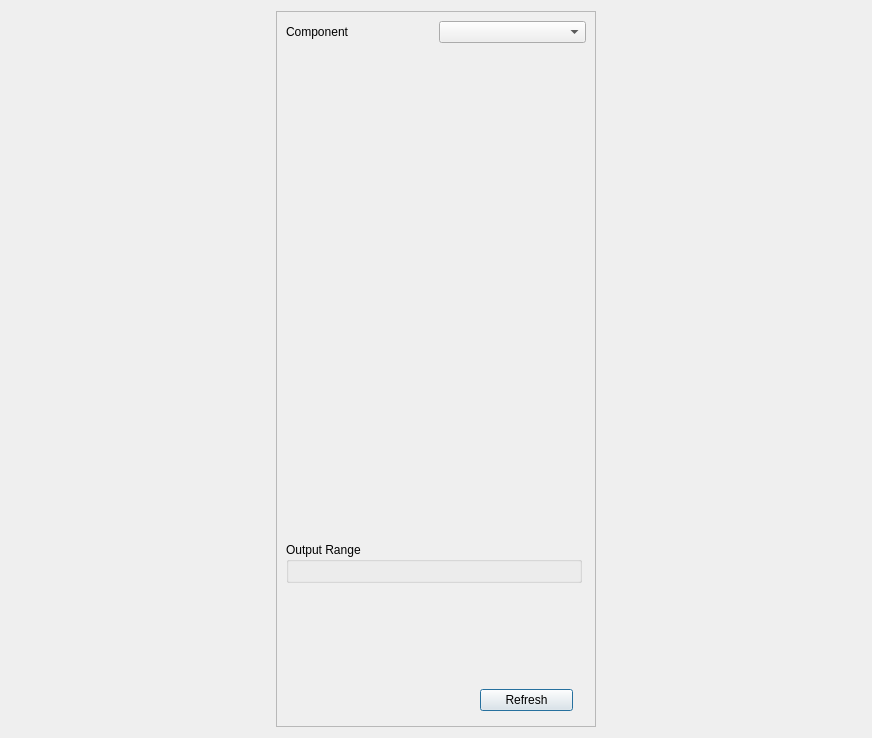
First picture: the form in SciDataTool/GUI/DDataPlotter/DDataPlotter.ui, repository Eomys/SciDataTool, before the edit.
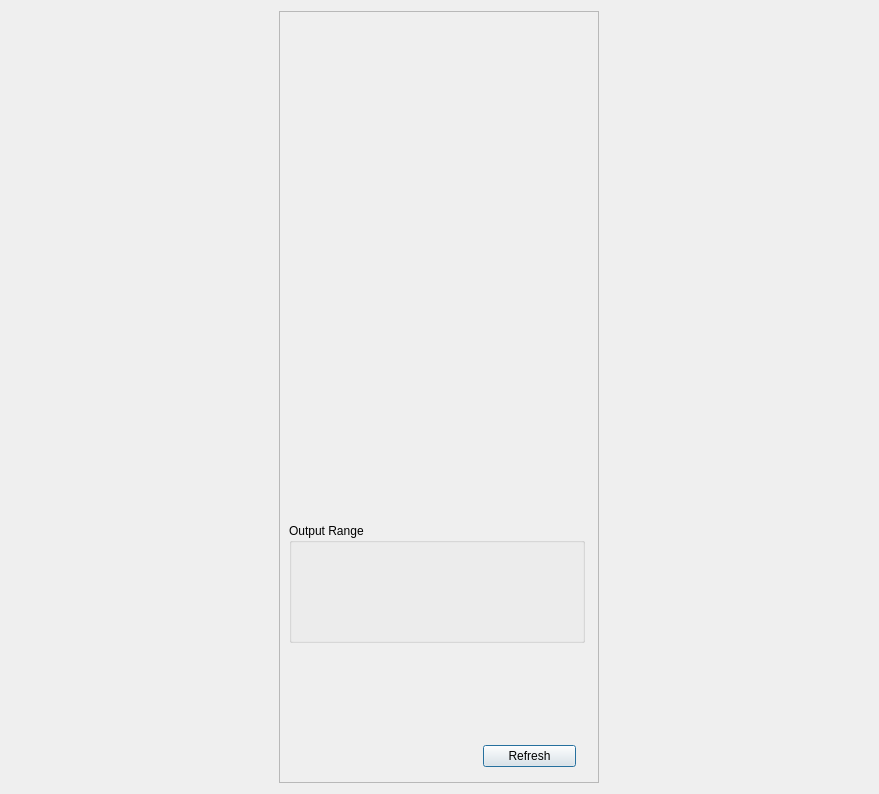
Second picture: the form after the edit. Custom widgets are drawn as their Qt base class.

Commit message: [NF] : -Removing already selected axis        -Adding ComboBox for operations on the axis and adapting the units according to it        -Adding a new argument called quantity that store the current quantity of the axis taking into account the potential operation on it        -Fixing how DataSelection is built

The edit to the form file:
```diff
--- a/SciDataTool/GUI/DDataPlotter/DDataPlotter.ui
+++ b/SciDataTool/GUI/DDataPlotter/DDataPlotter.ui
@@ -6,8 +6,8 @@
    <rect>
     <x>0</x>
     <y>0</y>
-    <width>872</width>
-    <height>738</height>
+    <width>879</width>
+    <height>794</height>
    </rect>
   </property>
   <property name="windowTitle">
@@ -38,30 +38,38 @@
       <property name="geometry">
        <rect>
         <x>0</x>
-        <y>0</y>
+        <y>-18</y>
         <width>318</width>
-        <height>714</height>
+        <height>797</height>
        </rect>
       </property>
       <layout class="QVBoxLayout" name="verticalLayout">
        <item>
-        <layout class="QHBoxLayout" name="horizontalLayout_2">
-         <item>
-          <widget class="QLabel" name="in_component">
-           <property name="text">
-            <string>Component</string>
-           </property>
-          </widget>
-         </item>
-         <item>
-          <widget class="QComboBox" name="c_component"/>
-         </item>
-        </layout>
+        <widget class="WVectorSelector" name="w_vect_selector" native="true">
+         <property name="sizePolicy">
+          <sizepolicy hsizetype="Expanding" vsizetype="Minimum">
+           <horstretch>0</horstretch>
+           <verstretch>0</verstretch>
+          </sizepolicy>
+         </property>
+         <property name="minimumSize">
+          <size>
+           <width>0</width>
+           <height>70</height>
+          </size>
+         </property>
+         <property name="maximumSize">
+          <size>
+           <width>296</width>
+           <height>70</height>
+          </size>
+         </property>
+        </widget>
        </item>
        <item>
         <widget class="WAxisManager" name="w_axis_manager" native="true">
          <property name="sizePolicy">
-          <sizepolicy hsizetype="Preferred" vsizetype="MinimumExpanding">
+          <sizepolicy hsizetype="Preferred" vsizetype="Minimum">
            <horstretch>0</horstretch>
            <verstretch>0</verstretch>
           </sizepolicy>
@@ -69,7 +77,7 @@
          <property name="minimumSize">
           <size>
            <width>296</width>
-           <height>450</height>
+           <height>420</height>
           </size>
          </property>
          <property name="maximumSize">
@@ -82,16 +90,22 @@
        </item>
        <item>
         <widget class="QGroupBox" name="g_range">
+         <property name="sizePolicy">
+          <sizepolicy hsizetype="Preferred" vsizetype="Minimum">
+           <horstretch>0</horstretch>
+           <verstretch>0</verstretch>
+          </sizepolicy>
+         </property>
          <property name="minimumSize">
           <size>
            <width>296</width>
-           <height>0</height>
+           <height>120</height>
           </size>
          </property>
          <property name="maximumSize">
           <size>
            <width>296</width>
-           <height>16777215</height>
+           <height>120</height>
           </size>
          </property>
          <property name="title">
@@ -99,7 +113,14 @@
          </property>
          <layout class="QVBoxLayout" name="verticalLayout_3">
           <item>
-           <widget class="WDataRange" name="w_range" native="true"/>
+           <widget class="WDataRange" name="w_range" native="true">
+            <property name="minimumSize">
+             <size>
+              <width>0</width>
+              <height>60</height>
+             </size>
+            </property>
+           </widget>
           </item>
          </layout>
         </widget>
@@ -110,12 +131,12 @@
           <enum>Qt::Vertical</enum>
          </property>
          <property name="sizeType">
-          <enum>QSizePolicy::Preferred</enum>
+          <enum>QSizePolicy::MinimumExpanding</enum>
          </property>
          <property name="sizeHint" stdset="0">
           <size>
            <width>20</width>
-           <height>100</height>
+           <height>60</height>
           </size>
          </property>
         </spacer>
@@ -206,6 +227,12 @@
    <header>...GUI.WAxisManager.WAxisManager.h</header>
    <container>1</container>
   </customwidget>
+  <customwidget>
+   <class>WVectorSelector</class>
+   <extends>QWidget</extends>
+   <header>...GUI.WVectorSelector.WVectorSelector.h</header>
+   <container>1</container>
+  </customwidget>
  </customwidgets>
  <resources/>
  <connections/>
```
Left out of the diff: 4 changed lines with no effect on the pictures. The commit also changes 13 other files.
